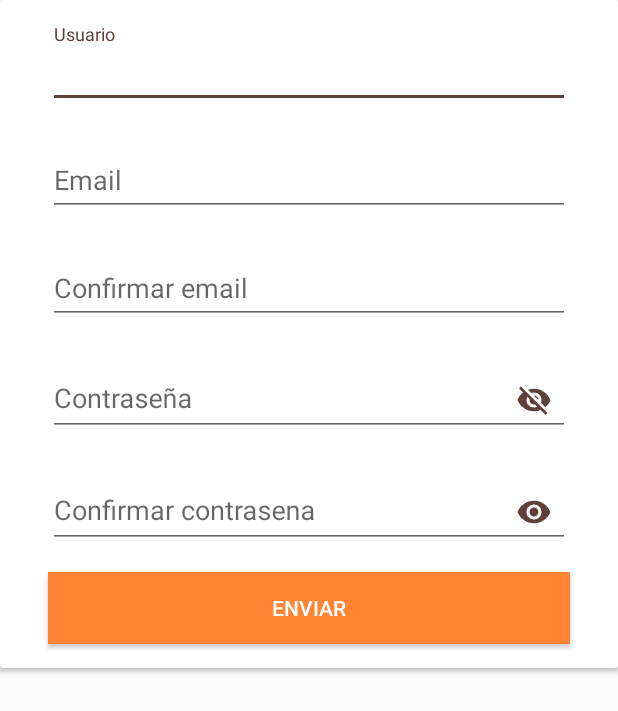
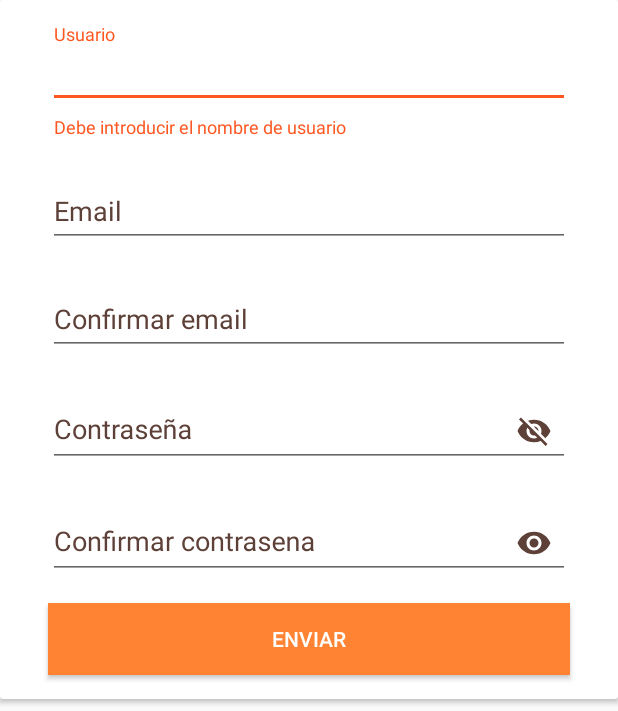
Before and after one commit to jblandii/Protectora, an Android app: the RegistrarActivity screen opened directly, with no data from a screen before it, after a tap on an icon or button, on a phone screen of 412 x 824 dp, the part 525-1236 px from its top. Run offline under Robolectric (Android 15) with nearby library versions, the phone set to English and light mode, and no system bars; 1 other tap on this screen came first.

Commit message:
Validación del register activity.

```diff
--- a/app/src/main/java/com/example/jblandii/protectora/RegistrarActivity.java
+++ b/app/src/main/java/com/example/jblandii/protectora/RegistrarActivity.java
@@ -1,10 +1,21 @@
 package com.example.jblandii.protectora;
 
+import android.support.design.widget.Snackbar;
+import android.support.design.widget.TextInputEditText;
+import android.support.design.widget.TextInputLayout;
 import android.support.v7.app.AppCompatActivity;
 import android.os.Bundle;
 import android.support.v7.widget.Toolbar;
+import android.view.View;
+import android.widget.Button;
+
+import static com.example.jblandii.protectora.ValidatorUtil.validateEmail;
 
 public class RegistrarActivity extends AppCompatActivity {
+
+    TextInputLayout til_login, til_contrasena, til_contrasena_confirmar, til_email, til_email_confirmar;
+    TextInputEditText tie_login, tie_contrasena, tie_contrasena_confirmar, tie_email, tie_email_confirmar;
+    Button btn_enviar;
 
     @Override
     protected void onCreate(Bundle savedInstanceState) {
@@ -16,5 +27,67 @@ public class RegistrarActivity extends AppCompatActivity {
         if (getSupportActionBar() != null) {
             getSupportActionBar().setDisplayHomeAsUpEnabled(true);
         }
+        cargarBotones();
+    }
+
+    private void cargarBotones() {
+        btn_enviar = findViewById(R.id.btn_enviar);
+        til_login = findViewById(R.id.til_login);
+        til_contrasena = findViewById(R.id.til_contrasena);
+        til_contrasena_confirmar = findViewById(R.id.til_contrasena_confirmar);
+        til_email = findViewById(R.id.til_email);
+        til_email_confirmar = findViewById(R.id.til_email_confirmar);
+        tie_login = findViewById(R.id.tie_login);
+        tie_contrasena = findViewById(R.id.tie_contrasena);
+        tie_contrasena_confirmar = findViewById(R.id.tie_contrasena_confirmar);
+        tie_email = findViewById(R.id.tie_email);
+        tie_email_confirmar = findViewById(R.id.tie_email_confirmar);
+
+        btn_enviar.setOnClickListener(new View.OnClickListener() {
+            @Override
+            public void onClick(View view) {
+                if (tie_login.getText().toString().isEmpty()) {
+                    til_login.setError(getResources().getString(R.string.mensaje_login_vacio));
+                } else if (tie_email.getText().toString().isEmpty()) {
+                    til_login.setErrorEnabled(false);
+                    til_email.setError(getResources().getString(R.string.mensaje_email_vacio));
+                } /*else if (validateEmail(tie_email.getText().toString())) {
+                    til_login.setErrorEnabled(false);
+                    til_email.setError(getResources().getString(R.string.mensaje_email_no_formato));
+                }*/ else if (tie_email_confirmar.getText().toString().isEmpty()) {
+                    til_login.setErrorEnabled(false);
+                    til_email.setErrorEnabled(false);
+                    til_email_confirmar.setError(getResources().getString(R.string.mensaje_email_confirmar_vacio));
+                } /*else if (validateEmail(tie_email_confirmar.getText().toString())) {
+                    til_login.setErrorEnabled(false);
+                    til_email.setErrorEnabled(false);
+                    tie_email_confirmar.setError(getResources().getString(R.string.mensaje_email_no_formato));
+                } */ else if (tie_contrasena.getText().toString().isEmpty()) {
+                    til_login.setErrorEnabled(false);
+                    til_email.setErrorEnabled(false);
+                    til_email_confirmar.setErrorEnabled(false);
+                    til_contrasena.setError(getResources().getString(R.string.mensaje_contrasena_vacia));
+                } else if (tie_contrasena_confirmar.getText().toString().isEmpty()) {
+                    til_login.setErrorEnabled(false);
+                    til_email.setErrorEnabled(false);
+                    til_email_confirmar.setErrorEnabled(false);
+                    til_contrasena.setErrorEnabled(false);
+                    til_contrasena_confirmar.setError(getResources().getString(R.string.mensaje_contrasena_confirmar_vacia));
+                } else {
+                    til_login.setErrorEnabled(false);
+                    til_email.setErrorEnabled(false);
+                    til_email_confirmar.setErrorEnabled(false);
+                    til_contrasena.setErrorEnabled(false);
+                    til_contrasena_confirmar.setErrorEnabled(false);
+                    if (!tie_email.getText().toString().equals(tie_email_confirmar.getText().toString())) {
+                        Snackbar.make(view, getResources().getString(R.string.mensaje_email_coincidir), Snackbar.LENGTH_LONG).setAction("Action", null).show();
+                    } else if (!tie_contrasena.getText().toString().equals(tie_contrasena_confirmar.getText().toString())) {
+                        Snackbar.make(view, getResources().getString(R.string.mensaje_contrasenas_coincidir), Snackbar.LENGTH_LONG).setAction("Action", null).show();
+                    } else {
+
+                    }
+                }
+            }
+        });
     }
 }
--- a/app/src/main/java/com/example/jblandii/protectora/peticionesBD/Tags.java
+++ b/app/src/main/java/com/example/jblandii/protectora/peticionesBD/Tags.java
@@ -2,7 +2,7 @@ package com.example.jblandii.protectora.peticionesBD;
 
 public class Tags {
 
-    public static final String SERVIDOR = "http://192.168.1.22:8000/"; //LA IP DEL SERVIDOR
+    public static final String SERVIDOR = "http://192.168.0.22:8000/"; //LA IP DEL SERVIDOR
 //    public static final String SERVIDOR = "http://192.168.1.22:8000/"; //LA IP DEL SERVIDOR
 
     public static final String USUARIO = "usuario",
--- a/app/src/main/res/layout/activity_registrar.xml
+++ b/app/src/main/res/layout/activity_registrar.xml
@@ -69,6 +69,7 @@
                     android:layout_marginEnd="32dp"
                     android:layout_marginStart="32dp"
                     android:layout_marginTop="16dp"
+                    android:textColorHint="@color/colorAccent"
                     app:layout_constraintEnd_toEndOf="parent"
                     app:layout_constraintStart_toStartOf="parent"
                     app:layout_constraintTop_toTopOf="parent">
@@ -87,6 +88,7 @@
                     android:layout_marginEnd="32dp"
                     android:layout_marginStart="32dp"
                     android:layout_marginTop="16dp"
+                    android:textColorHint="@color/colorAccent"
                     app:layout_constraintEnd_toEndOf="parent"
                     app:layout_constraintStart_toStartOf="parent"
                     app:layout_constraintTop_toBottomOf="@+id/til_login">
@@ -95,7 +97,8 @@
                         android:id="@+id/tie_email"
                         android:layout_width="match_parent"
                         android:layout_height="wrap_content"
-                        android:hint="@string/email" />
+                        android:hint="@string/email"
+                        android:inputType="textEmailAddress" />
                 </android.support.design.widget.TextInputLayout>
 
                 <android.support.design.widget.TextInputLayout
@@ -105,6 +108,7 @@
                     android:layout_marginEnd="32dp"
                     android:layout_marginStart="32dp"
                     android:layout_marginTop="16dp"
+                    android:textColorHint="@color/colorAccent"
                     app:layout_constraintEnd_toEndOf="parent"
                     app:layout_constraintStart_toStartOf="parent"
                     app:layout_constraintTop_toBottomOf="@+id/til_email">
@@ -113,7 +117,8 @@
                         android:id="@+id/tie_email_confirmar"
                         android:layout_width="match_parent"
                         android:layout_height="wrap_content"
-                        android:hint="@string/email_confirmar" />
+                        android:hint="@string/email_confirmar"
+                        android:inputType="textEmailAddress" />
                 </android.support.design.widget.TextInputLayout>
 
                 <android.support.design.widget.TextInputLayout
@@ -123,6 +128,7 @@
                     android:layout_marginEnd="32dp"
                     android:layout_marginStart="32dp"
                     android:layout_marginTop="16dp"
+                    android:textColorHint="@color/colorAccent"
                     app:layout_constraintEnd_toEndOf="parent"
                     app:layout_constraintStart_toStartOf="parent"
                     app:layout_constraintTop_toBottomOf="@+id/til_email_confirmar"
@@ -144,6 +150,7 @@
                     android:layout_marginEnd="32dp"
                     android:layout_marginStart="32dp"
                     android:layout_marginTop="16dp"
+                    android:textColorHint="@color/colorAccent"
                     app:layout_constraintEnd_toEndOf="parent"
                     app:layout_constraintStart_toStartOf="parent"
                     app:layout_constraintTop_toBottomOf="@+id/til_contrasena"
--- a/app/src/main/res/values/strings.xml
+++ b/app/src/main/res/values/strings.xml
@@ -17,8 +17,14 @@
     <string name="aceptar">Aceptar</string>
     <string name="mensaje_login_vacio">Debe introducir el nombre de usuario</string>
     <string name="mensaje_contrasena_vacia">Debe de introducir la contraseña</string>
+    <string name="mensaje_email_vacio">Debe de introducir el email</string>
+    <string name="mensaje_email_confirmar_vacio">Debe de confirmar el email</string>
+    <string name="mensaje_contrasena_confirmar_vacia">Debe de confirmar la contraseña</string>
     <string name="email">Email</string>
     <string name="email_confirmar">Confirmar email</string>
     <string name="contrasena_confirmar">Confirmar contrasena</string>
     <string name="enviar">Enviar</string>
+    <string name="mensaje_contrasenas_coincidir">Las contraseñas deben coincidir</string>
+    <string name="mensaje_email_coincidir">Los emails deben coincidir</string>
+    <string name="mensaje_email_no_formato">Debe introducir un email válido</string>
 </resources>
```
Also changed, not shown: app/src/main/java/com/example/jblandii/protectora/ValidatorUtil.java (added, +31 -0 lines).
